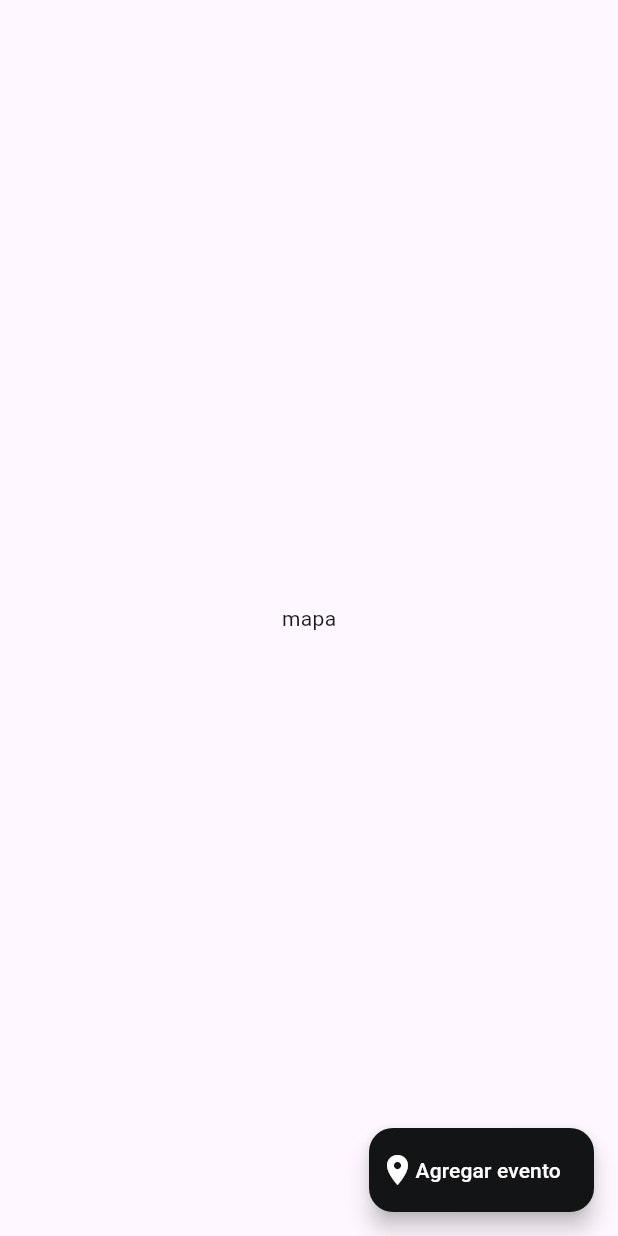
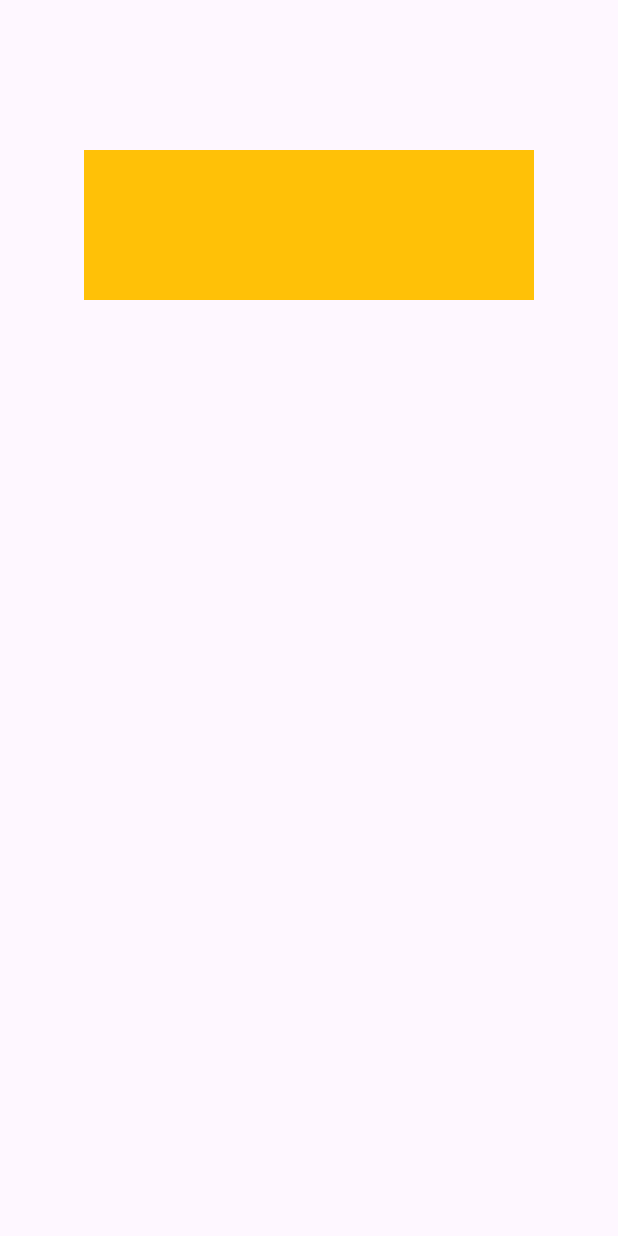
Before and after one commit to GabeASM/safeway-movil, a Flutter app: the screen it shows after launch, on a phone screen of 412 x 824 dp. Run offline on Flutter 3.47's test engine with Material 3 defaults, Android fonts, the phone set to English and light mode, and no system bars; our stand-ins replace dio, geolocator, image_picker.

Commit message:
feat: modulo de usuarios agregado

```diff
--- a/lib/main.dart
+++ b/lib/main.dart
@@ -1,7 +1,5 @@
 import 'package:flutter/material.dart';
-import 'package:safeway/events/screens/event_register.dart';
-import 'package:safeway/global/geolocator/geo_widget.dart';
-import 'package:safeway/landing/screens/lading_screen.dart';
+import 'package:safeway/users/screens/register_screen.dart';
 
 // import 'package:google_fonts/google_fonts.dart';
 // import 'package:meals_app/screens/tabs.dart';
@@ -26,7 +24,7 @@ class App extends StatelessWidget {
   Widget build(BuildContext context) {
     return const MaterialApp(
       // theme: theme,
-      home: LandingScreen(),
+      home: RegisterScreen(),
     );
   }
 }
--- /dev/null
+++ b/lib/users/screens/register_screen.dart
@@ -0,0 +1,21 @@
+import 'package:flutter/material.dart';
+import 'package:safeway/users/widgets/logo.dart';
+
+class RegisterScreen extends StatelessWidget {
+  const RegisterScreen({super.key});
+
+  @override
+  Widget build(BuildContext context) {
+    return const Scaffold(
+        body: Column(
+      children: [
+        Center(
+          child: Padding(
+            padding: EdgeInsets.only(top: 100.0),
+            child: LogoSafeWay(),
+          ),
+        )
+      ],
+    ));
+  }
+}
--- /dev/null
+++ b/lib/users/widgets/logo.dart
@@ -0,0 +1,10 @@
+import 'package:flutter/material.dart';
+
+class LogoSafeWay extends StatelessWidget {
+  const LogoSafeWay({super.key});
+
+  @override
+  Widget build(BuildContext context) {
+    return Container(width: 300, height: 100, color: Colors.amber);
+  }
+}
```
